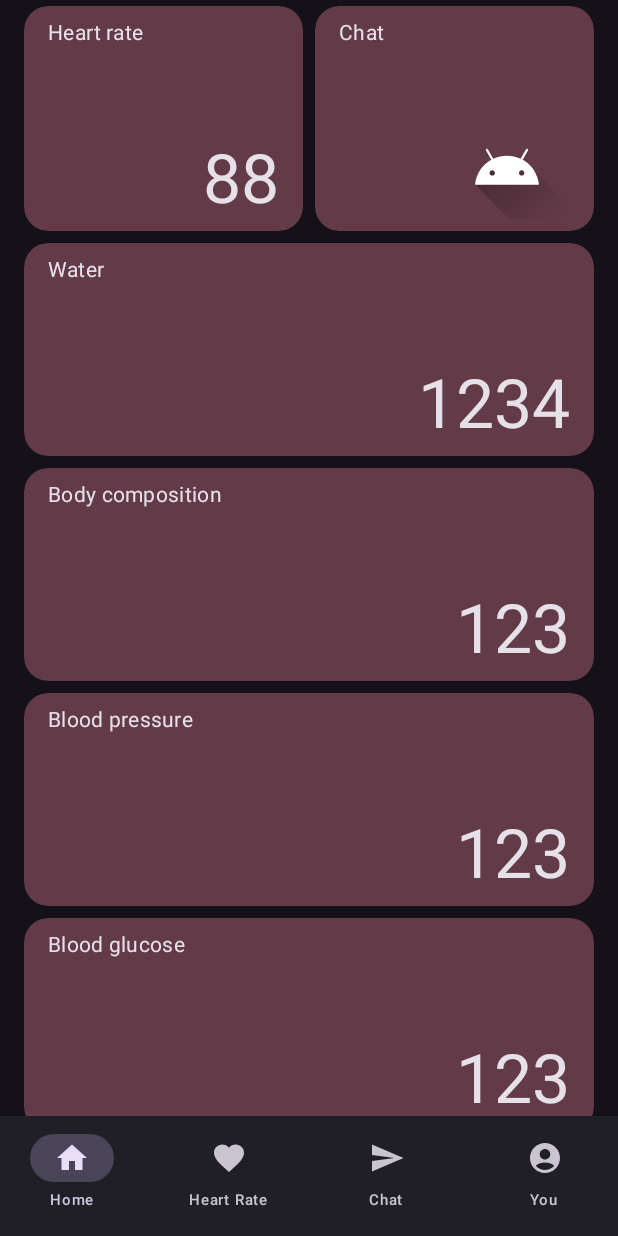
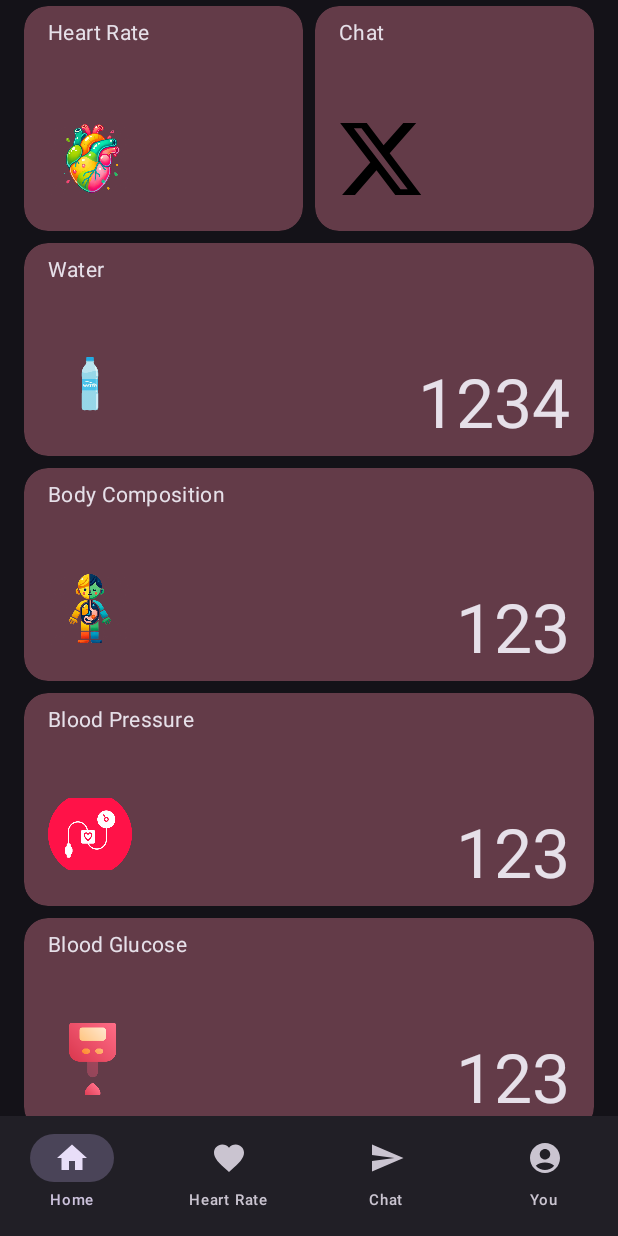
Before and after one commit to amirghari/Task-Beat, an Android app built with Jetpack Compose: the HomeScreen screen opened through its navigation route, on a phone screen of 412 x 824 dp. Run offline under Robolectric (Android 15) with nearby library versions, the phone set to English and light mode, and no system bars; our stand-ins replace Firebase (no records; nobody signed in at launch, a user with empty details on screens opened directly).

Commit message:
Homepage UI icons added

```diff
--- a/app/src/main/java/com/example/taskbeat/ui/screens/homescreen/HomeScreen.kt
+++ b/app/src/main/java/com/example/taskbeat/ui/screens/homescreen/HomeScreen.kt
@@ -4,12 +4,9 @@ import androidx.compose.foundation.Image
 import androidx.compose.foundation.background
 import androidx.compose.foundation.clickable
 import androidx.compose.foundation.layout.*
-import androidx.compose.foundation.lazy.LazyColumn
-import androidx.compose.foundation.shape.CircleShape
 import androidx.compose.foundation.shape.RoundedCornerShape
 import androidx.compose.foundation.rememberScrollState
 import androidx.compose.foundation.verticalScroll
-import androidx.compose.material3.Button
 import androidx.compose.material3.MaterialTheme
 import androidx.compose.material3.Scaffold
 import androidx.compose.material3.Text
@@ -17,14 +14,11 @@ import androidx.compose.runtime.Composable
 import androidx.compose.ui.Alignment
 import androidx.compose.ui.Modifier
 import androidx.compose.ui.draw.clip
-import androidx.compose.ui.graphics.Color
 import androidx.compose.ui.layout.ContentScale
 import androidx.compose.ui.res.painterResource
 import androidx.compose.ui.unit.dp
-import androidx.compose.ui.unit.sp
 import androidx.lifecycle.viewmodel.compose.viewModel
 import androidx.navigation.NavController
-import coil.compose.AsyncImage
 import com.example.taskbeat.R
 import com.example.taskbeat.ui.screens.EnumScreens
 import com.example.taskbeat.ui.viewmodels.AppViewModelProvider
@@ -39,17 +33,8 @@ fun HomeScreen(
     val auth = FirebaseAuth.getInstance()
     val currentUser = auth.currentUser
 
-    val screens = listOf(
-        EnumScreens.STEPS_COUNTER,
-        EnumScreens.WORKOUT_TIME,
-        EnumScreens.BODY_COMPOSITION,
-        EnumScreens.WATER,
-        EnumScreens.BLOOD_PRESSURE,
-        EnumScreens.BLOOD_GLUCOSE,
-    )
-
     Scaffold(
-        // ... existing scaffold content ...
+        // Scaffold content if needed
     ) { paddingValues ->
         val scrollState = rememberScrollState()
 
@@ -69,6 +54,7 @@ fun HomeScreen(
                     ),
                 horizontalArrangement = Arrangement.SpaceEvenly
             ) {
+                // Example Home Boxes
                 Box(
                     modifier = Modifier
                         .weight(1f)
@@ -88,21 +74,21 @@ fun HomeScreen(
                         horizontalAlignment = Alignment.Start
                     ) {
                         Text(
-                            text = "Heart rate",
+                            text = "Heart Rate",
                             style = MaterialTheme.typography.bodyMedium,
                             modifier = Modifier.padding(start = 8.dp)
                         )
-
                         Box(
-                            modifier = Modifier
-                                .height(64.dp)
-                                .fillMaxWidth(),
-                            contentAlignment = Alignment.BottomEnd
+                            modifier = Modifier.fillMaxSize(),
+                            contentAlignment = Alignment.BottomStart
                         ) {
-                            Text(
-                                text = "88",
-                                style = MaterialTheme.typography.displayMedium,
-                                modifier = Modifier.padding(end = 8.dp)
+                            Image(
+                                painter = painterResource(id = R.drawable.heart_image),
+                                contentDescription = "Heart Rate Icon",
+                                modifier = Modifier
+                                    .size(64.dp)
+                                    .padding(start = 8.dp, bottom = 16.dp),
+                                contentScale = ContentScale.Crop
                             )
                         }
                     }
@@ -131,19 +117,16 @@ fun HomeScreen(
                             style = MaterialTheme.typography.bodyMedium,
                             modifier = Modifier.padding(start = 8.dp)
                         )
-
                         Box(
-                            modifier = Modifier
-                                .height(64.dp)
-                                .fillMaxWidth(),
-                            contentAlignment = Alignment.BottomEnd
+                            modifier = Modifier.fillMaxSize(),
+                            contentAlignment = Alignment.BottomStart
                         ) {
                             Image(
-                                painter = painterResource(id = R.drawable.ic_launcher_foreground),
-                                contentDescription = "Chat Picture",
+                                painter = painterResource(id = R.drawable.x_logo),
+                                contentDescription = "Chat Icon",
                                 modifier = Modifier
-                                    .size(100.dp)
-                                    .clip(RoundedCornerShape(8.dp)),
+                                    .size(64.dp)
+                                    .padding(start = 8.dp, bottom = 16.dp),
                                 contentScale = ContentScale.Crop
                             )
                         }
@@ -151,15 +134,30 @@ fun HomeScreen(
                 }
             }
 
-            // Add your HomeItemBoxes here
-//            HomeItemBox("Steps counter", "1234") { navCtrl.navigate(EnumScreens.STEPS_COUNTER.route) }
-//            HomeItemBox("Workout time", "12:34") { navCtrl.navigate(EnumScreens.WORKOUT_TIME.route) }
-            HomeItemBox("Water", "1234") { navCtrl.navigate(EnumScreens.WATER.route) }
-            HomeItemBox("Body composition", "123") { navCtrl.navigate(EnumScreens.BODY_COMPOSITION.route) }
-            HomeItemBox("Blood pressure", "123") { navCtrl.navigate(EnumScreens.BLOOD_PRESSURE.route) }
-            HomeItemBox("Blood glucose", "123") { navCtrl.navigate(EnumScreens.BLOOD_GLUCOSE.route) }
+            // Other Home Items with Icons
+            HomeItemBox(
+                title = "Water",
+                description = "1234",
+                iconResId = R.drawable.water_bottle
+            ) { navCtrl.navigate(EnumScreens.WATER.route) }
 
-            // Add more items if needed
+            HomeItemBox(
+                title = "Body Composition",
+                description = "123",
+                iconResId = R.drawable.bc
+            ) { navCtrl.navigate(EnumScreens.BODY_COMPOSITION.route) }
+
+            HomeItemBox(
+                title = "Blood Pressure",
+                description = "123",
+                iconResId = R.drawable.blood_pressure_gauge
+            ) { navCtrl.navigate(EnumScreens.BLOOD_PRESSURE.route) }
+
+            HomeItemBox(
+                title = "Blood Glucose",
+                description = "123",
+                iconResId = R.drawable.blood_glucose_icon
+            ) { navCtrl.navigate(EnumScreens.BLOOD_GLUCOSE.route) }
         }
     }
 }
@@ -168,6 +166,7 @@ fun HomeScreen(
 fun HomeItemBox(
     title: String,
     description: String,
+    iconResId: Int,
     navigateToScreen: () -> Unit
 ) {
     Box(
@@ -194,15 +193,23 @@ fun HomeItemBox(
             )
 
             Box(
-                modifier = Modifier
-                    .height(64.dp)
-                    .fillMaxWidth(),
-                contentAlignment = Alignment.BottomEnd
+                modifier = Modifier.fillMaxSize(),
+                contentAlignment = Alignment.BottomStart
             ) {
+                Image(
+                    painter = painterResource(id = iconResId),
+                    contentDescription = "$title Icon",
+                    modifier = Modifier
+                        .size(64.dp)
+                        .padding(start = 8.dp, bottom = 16.dp),
+                    contentScale = ContentScale.Crop
+                )
                 Text(
                     text = description,
                     style = MaterialTheme.typography.displayMedium,
-                    modifier = Modifier.padding(end = 8.dp)
+                    modifier = Modifier
+                        .align(Alignment.BottomEnd)
+                        .padding(end = 8.dp)
                 )
             }
         }
```
